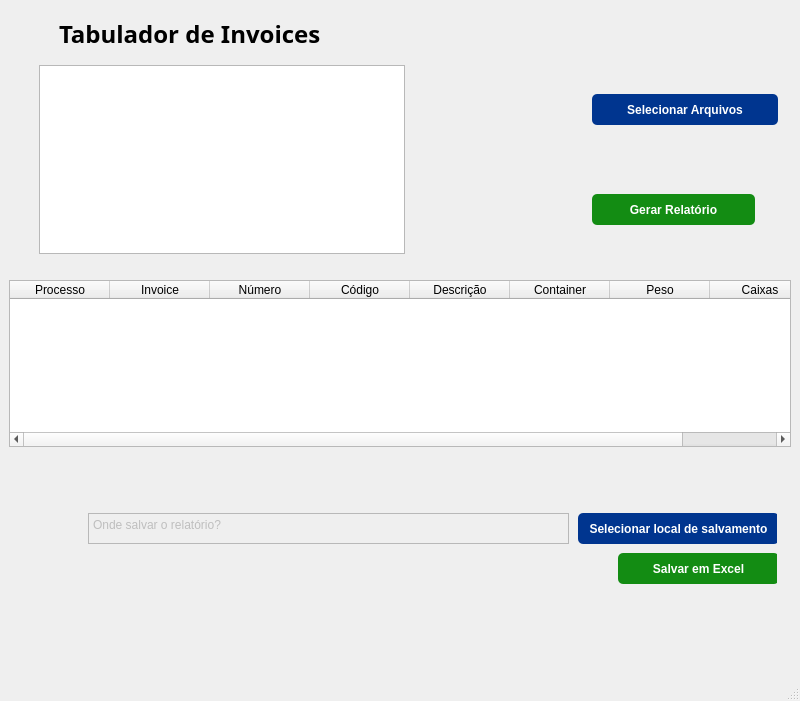
Qt form layout.ui (finpama/RelatorioInvoices) before a commit.
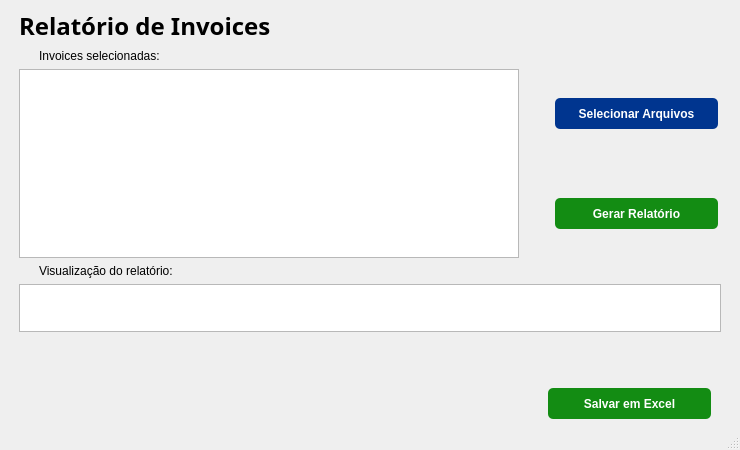
The same form after that commit.

Commit message:
Função de gerar e salvar relatório
Mais alguns ajustes extras no layout

The edit to the form file:
```diff
--- a/layout.ui
+++ b/layout.ui
@@ -6,8 +6,8 @@
    <rect>
     <x>0</x>
     <y>0</y>
-    <width>800</width>
-    <height>701</height>
+    <width>740</width>
+    <height>450</height>
    </rect>
   </property>
   <property name="sizePolicy">
@@ -38,139 +38,16 @@
    <layout class="QHBoxLayout" name="horizontalLayout_2">
     <item>
      <layout class="QGridLayout" name="gridLayout">
-      <item row="6" column="0">
-       <layout class="QHBoxLayout" name="horizontalLayout_5">
-        <item>
-         <widget class="QTableWidget" name="DataTable">
-          <property name="enabled">
-           <bool>true</bool>
-          </property>
-          <property name="sizePolicy">
-           <sizepolicy hsizetype="MinimumExpanding" vsizetype="Maximum">
-            <horstretch>0</horstretch>
-            <verstretch>0</verstretch>
-           </sizepolicy>
-          </property>
-          <property name="minimumSize">
-           <size>
-            <width>0</width>
-            <height>24</height>
-           </size>
-          </property>
-          <property name="maximumSize">
-           <size>
-            <width>16777215</width>
-            <height>300</height>
-           </size>
-          </property>
-          <property name="sizeAdjustPolicy">
-           <enum>QAbstractScrollArea::SizeAdjustPolicy::AdjustToContents</enum>
-          </property>
-          <property name="dragEnabled">
-           <bool>true</bool>
-          </property>
-          <property name="showGrid">
-           <bool>true</bool>
-          </property>
-          <property name="gridStyle">
-           <enum>Qt::PenStyle::SolidLine</enum>
-          </property>
-          <property name="sortingEnabled">
-           <bool>true</bool>
-          </property>
-          <property name="cornerButtonEnabled">
-           <bool>true</bool>
-          </property>
-          <column>
-           <property name="text">
-            <string>Processo</string>
-           </property>
-          </column>
-          <column>
-           <property name="text">
-            <string>Invoice</string>
-           </property>
-          </column>
-          <column>
-           <property name="text">
-            <string>Número</string>
-           </property>
-          </column>
-          <column>
-           <property name="text">
-            <string>Código</string>
-           </property>
-          </column>
-          <column>
-           <property name="text">
-            <string>Descrição</string>
-           </property>
-          </column>
-          <column>
-           <property name="text">
-            <string>Container</string>
-           </property>
-          </column>
-          <column>
-           <property name="text">
-            <string>Peso</string>
-           </property>
-          </column>
-          <column>
-           <property name="text">
-            <string>Caixas</string>
-           </property>
-          </column>
-         </widget>
-        </item>
-       </layout>
-      </item>
-      <item row="2" column="0">
-       <layout class="QHBoxLayout" name="horizontalLayout">
-        <property name="spacing">
-         <number>0</number>
-        </property>
-        <property name="leftMargin">
-         <number>50</number>
-        </property>
-        <property name="rightMargin">
-         <number>0</number>
-        </property>
-        <property name="bottomMargin">
-         <number>0</number>
-        </property>
-        <item>
-         <widget class="QLabel" name="label">
-          <property name="maximumSize">
-           <size>
-            <width>16777215</width>
-            <height>50</height>
-           </size>
-          </property>
-          <property name="font">
-           <font>
-            <family>Yu Gothic UI Semibold</family>
-            <pointsize>18</pointsize>
-            <bold>true</bold>
-           </font>
-          </property>
-          <property name="text">
-           <string>Tabulador de Invoices</string>
-          </property>
-         </widget>
-        </item>
-       </layout>
-      </item>
       <item row="4" column="0">
        <layout class="QHBoxLayout" name="horizontalLayout_3">
         <property name="spacing">
          <number>0</number>
         </property>
         <property name="sizeConstraint">
-         <enum>QLayout::SizeConstraint::SetFixedSize</enum>
+         <enum>QLayout::SizeConstraint::SetDefaultConstraint</enum>
         </property>
         <property name="leftMargin">
-         <number>30</number>
+         <number>10</number>
         </property>
         <item>
          <widget class="QListWidget" name="FileList">
@@ -182,13 +59,13 @@
           </property>
           <property name="minimumSize">
            <size>
-            <width>366</width>
+            <width>500</width>
             <height>189</height>
            </size>
           </property>
           <property name="maximumSize">
            <size>
-            <width>16777215</width>
+            <width>500</width>
             <height>189</height>
            </size>
           </property>
@@ -311,19 +188,6 @@
         </item>
        </layout>
       </item>
-      <item row="5" column="0">
-       <spacer name="horizontalSpacer_2">
-        <property name="orientation">
-         <enum>Qt::Orientation::Horizontal</enum>
-        </property>
-        <property name="sizeHint" stdset="0">
-         <size>
-          <width>40</width>
-          <height>20</height>
-         </size>
-        </property>
-       </spacer>
-      </item>
       <item row="7" column="0">
        <spacer name="horizontalSpacer">
         <property name="orientation">
@@ -337,112 +201,190 @@
         </property>
        </spacer>
       </item>
+      <item row="2" column="0">
+       <layout class="QHBoxLayout" name="horizontalLayout">
+        <property name="spacing">
+         <number>0</number>
+        </property>
+        <property name="leftMargin">
+         <number>10</number>
+        </property>
+        <property name="rightMargin">
+         <number>0</number>
+        </property>
+        <property name="bottomMargin">
+         <number>0</number>
+        </property>
+        <item>
+         <widget class="QLabel" name="label">
+          <property name="maximumSize">
+           <size>
+            <width>16777215</width>
+            <height>50</height>
+           </size>
+          </property>
+          <property name="font">
+           <font>
+            <family>Yu Gothic UI Semibold</family>
+            <pointsize>18</pointsize>
+            <bold>true</bold>
+           </font>
+          </property>
+          <property name="text">
+           <string>Relatório de Invoices</string>
+          </property>
+         </widget>
+        </item>
+       </layout>
+      </item>
       <item row="8" column="0">
        <layout class="QHBoxLayout" name="horizontalLayout_7">
         <property name="rightMargin">
-         <number>14</number>
+         <number>0</number>
         </property>
         <item>
-         <widget class="QWidget" name="widget_2" native="true">
-          <property name="sizePolicy">
-           <sizepolicy hsizetype="Expanding" vsizetype="Minimum">
-            <horstretch>0</horstretch>
-            <verstretch>0</verstretch>
-           </sizepolicy>
-          </property>
-         </widget>
-        </item>
-        <item>
-         <widget class="QWidget" name="widget_5" native="true">
-          <property name="sizePolicy">
-           <sizepolicy hsizetype="Fixed" vsizetype="Preferred">
-            <horstretch>0</horstretch>
-            <verstretch>0</verstretch>
-           </sizepolicy>
-          </property>
-          <property name="minimumSize">
-           <size>
-            <width>709</width>
-            <height>0</height>
-           </size>
-          </property>
-          <widget class="QPushButton" name="SaveButton">
-           <property name="geometry">
-            <rect>
-             <x>550</x>
-             <y>50</y>
-             <width>161</width>
-             <height>31</height>
-            </rect>
-           </property>
-           <property name="cursor">
-            <cursorShape>PointingHandCursor</cursorShape>
-           </property>
-           <property name="styleSheet">
-            <string notr="true">border-radius: 5px;
+         <layout class="QGridLayout" name="gridLayout_3">
+          <item row="0" column="1">
+           <layout class="QGridLayout" name="gridLayout_6">
+            <item row="0" column="0">
+             <layout class="QGridLayout" name="gridLayout_4"/>
+            </item>
+            <item row="0" column="1">
+             <layout class="QVBoxLayout" name="verticalLayout_2">
+              <property name="leftMargin">
+               <number>0</number>
+              </property>
+              <property name="rightMargin">
+               <number>20</number>
+              </property>
+              <item>
+               <widget class="QPushButton" name="SaveButton">
+                <property name="minimumSize">
+                 <size>
+                  <width>163</width>
+                  <height>31</height>
+                 </size>
+                </property>
+                <property name="maximumSize">
+                 <size>
+                  <width>163</width>
+                  <height>31</height>
+                 </size>
+                </property>
+                <property name="cursor">
+                 <cursorShape>PointingHandCursor</cursorShape>
+                </property>
+                <property name="styleSheet">
+                 <string notr="true">border-radius: 5px;
 
 
 background-color: rgb(19, 140, 19);
 font-weight: bold;
 color: white;</string>
-           </property>
-           <property name="text">
-            <string>Salvar em Excel</string>
-           </property>
-          </widget>
-          <widget class="QPushButton" name="PathButton">
-           <property name="geometry">
-            <rect>
-             <x>510</x>
-             <y>10</y>
-             <width>201</width>
-             <height>31</height>
-            </rect>
-           </property>
-           <property name="cursor">
-            <cursorShape>PointingHandCursor</cursorShape>
-           </property>
-           <property name="styleSheet">
-            <string notr="true">border-radius: 5px;
-
-
-
-background-color: #00358F;
-font-weight: bold;
-color: white;</string>
-           </property>
-           <property name="text">
-            <string>Selecionar local de salvamento</string>
-           </property>
-          </widget>
-          <widget class="QPlainTextEdit" name="PathInput">
-           <property name="enabled">
-            <bool>false</bool>
-           </property>
-           <property name="geometry">
-            <rect>
-             <x>20</x>
-             <y>10</y>
-             <width>481</width>
-             <height>31</height>
-            </rect>
-           </property>
-           <property name="cursor" stdset="0">
-            <cursorShape>BlankCursor</cursorShape>
-           </property>
-           <property name="styleSheet">
-            <string notr="true"/>
-           </property>
-           <property name="lineWidth">
-            <number>1</number>
-           </property>
-           <property name="readOnly">
-            <bool>false</bool>
-           </property>
-           <property name="plainText">
-            <string>Onde salvar o relatório?</string>
-           </property>
-          </widget>
+                </property>
+                <property name="text">
+                 <string>Salvar em Excel</string>
+                </property>
+               </widget>
+              </item>
+             </layout>
+            </item>
+           </layout>
+          </item>
+          <item row="0" column="0">
+           <layout class="QGridLayout" name="gridLayout_5">
+            <item row="0" column="0">
+             <widget class="QWidget" name="widget_2" native="true"/>
+            </item>
+           </layout>
+          </item>
+         </layout>
+        </item>
+       </layout>
+      </item>
+      <item row="6" column="0">
+       <layout class="QHBoxLayout" name="horizontalLayout_5">
+        <property name="leftMargin">
+         <number>10</number>
+        </property>
+        <property name="rightMargin">
+         <number>10</number>
+        </property>
+        <item>
+         <widget class="QTableView" name="DataTable">
+          <property name="enabled">
+           <bool>true</bool>
+          </property>
+          <property name="sizePolicy">
+           <sizepolicy hsizetype="MinimumExpanding" vsizetype="Maximum">
+            <horstretch>0</horstretch>
+            <verstretch>0</verstretch>
+           </sizepolicy>
+          </property>
+          <property name="minimumSize">
+           <size>
+            <width>0</width>
+            <height>24</height>
+           </size>
+          </property>
+          <property name="maximumSize">
+           <size>
+            <width>16777215</width>
+            <height>300</height>
+           </size>
+          </property>
+          <property name="sizeAdjustPolicy">
+           <enum>QAbstractScrollArea::SizeAdjustPolicy::AdjustToContents</enum>
+          </property>
+          <property name="dragEnabled">
+           <bool>true</bool>
+          </property>
+          <property name="showGrid">
+           <bool>true</bool>
+          </property>
+          <property name="gridStyle">
+           <enum>Qt::PenStyle::SolidLine</enum>
+          </property>
+          <property name="sortingEnabled">
+           <bool>true</bool>
+          </property>
+          <property name="cornerButtonEnabled">
+           <bool>true</bool>
+          </property>
+         </widget>
+        </item>
+       </layout>
+      </item>
+      <item row="5" column="0">
+       <layout class="QVBoxLayout" name="verticalLayout_3">
+        <property name="leftMargin">
+         <number>30</number>
+        </property>
+        <item>
+         <widget class="QLabel" name="label_3">
+          <property name="text">
+           <string>Visualização do relatório:</string>
+          </property>
+          <property name="alignment">
+           <set>Qt::AlignmentFlag::AlignBottom|Qt::AlignmentFlag::AlignLeading|Qt::AlignmentFlag::AlignLeft</set>
+          </property>
+         </widget>
+        </item>
+       </layout>
+      </item>
+      <item row="3" column="0">
+       <layout class="QVBoxLayout" name="verticalLayout_4">
+        <property name="leftMargin">
+         <number>30</number>
+        </property>
+        <item>
+         <widget class="QLabel" name="label_2">
+          <property name="text">
+           <string>Invoices selecionadas:</string>
+          </property>
+          <property name="alignment">
+           <set>Qt::AlignmentFlag::AlignBottom|Qt::AlignmentFlag::AlignLeading|Qt::AlignmentFlag::AlignLeft</set>
+          </property>
          </widget>
         </item>
        </layout>
```
Left out of the diff: 4 changed lines with no effect on the pictures. The commit also changes 6 other files.
